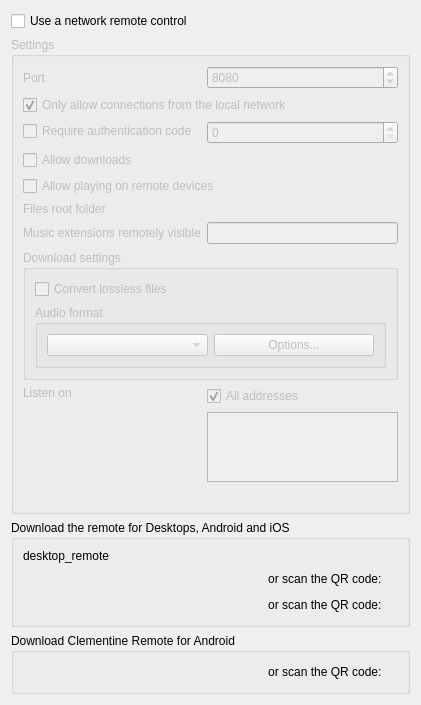
The window that src/ui/networkremotesettingspage.ui (clementine-player/Clementine) describes before a commit, drawn with Qt 5.
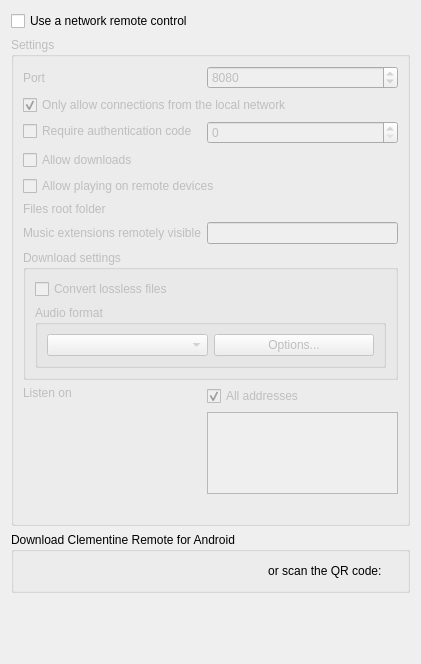
The same window after the commit. Icons and pictures are not drawn. Custom widgets are drawn as their Qt base class.

Commit message:
Drop ClemRemote's links from the remote control settings
Clementine Remote is now released on Google Play, so the settings link to
it alone. Remove the section offering ClemRemote, the alternative remote
for desktops, Android and iOS: its links, store badges and QR codes, and
the images only it used.

Release-note: The remote control settings no longer link to ClemRemote, the alternative remote app.
Claude-Session: https://claude.ai/code/session_019YxYNRyFX8NX56p3GfHS8u

The edit to the form file:
```diff
--- a/src/ui/networkremotesettingspage.ui
+++ b/src/ui/networkremotesettingspage.ui
@@ -254,169 +254,6 @@
      </layout>
     </widget>
    </item>
-   <item>
-    <widget class="QGroupBox" name="groupBox_2">
-     <property name="title">
-      <string>Download the remote for Desktops, Android and iOS</string>
-     </property>
-     <layout class="QVBoxLayout" name="verticalLayout">
-      <item>
-       <widget class="QLabel" name="desktop_remote">
-        <property name="text">
-         <string>desktop_remote</string>
-        </property>
-       </widget>
-      </item>
-      <item>
-       <layout class="QHBoxLayout" name="horizontalLayout_2">
-        <item>
-         <spacer name="horizontalSpacer_3">
-          <property name="orientation">
-           <enum>Qt::Horizontal</enum>
-          </property>
-          <property name="sizeType">
-           <enum>QSizePolicy::Preferred</enum>
-          </property>
-          <property name="sizeHint" stdset="0">
-           <size>
-            <width>40</width>
-            <height>20</height>
-           </size>
-          </property>
-         </spacer>
-        </item>
-        <item>
-         <widget class="QLabel" name="play_store_2">
-          <property name="cursor">
-           <cursorShape>PointingHandCursor</cursorShape>
-          </property>
-          <property name="alignment">
-           <set>Qt::AlignCenter</set>
-          </property>
-         </widget>
-        </item>
-        <item>
-         <spacer name="horizontalSpacer_4">
-          <property name="orientation">
-           <enum>Qt::Horizontal</enum>
-          </property>
-          <property name="sizeHint" stdset="0">
-           <size>
-            <width>40</width>
-            <height>20</height>
-           </size>
-          </property>
-         </spacer>
-        </item>
-        <item>
-         <widget class="QLabel" name="label_5">
-          <property name="text">
-           <string>or scan the QR code: </string>
-          </property>
-          <property name="alignment">
-           <set>Qt::AlignCenter</set>
-          </property>
-         </widget>
-        </item>
-        <item>
-         <widget class="QLabel" name="android_app_qr_2">
-          <property name="maximumSize">
-           <size>
-            <width>150</width>
-            <height>150</height>
-           </size>
-          </property>
-          <property name="pixmap">
-           <pixmap resource="../../data/data.qrc">:/clem_remote_android_qr.png</pixmap>
-          </property>
-          <property name="scaledContents">
-           <bool>true</bool>
-          </property>
-          <property name="alignment">
-           <set>Qt::AlignCenter</set>
-          </property>
-         </widget>
-        </item>
-       </layout>
-      </item>
-      <item>
-       <layout class="QHBoxLayout" name="horizontalLayout_3">
-        <item>
-         <spacer name="horizontalSpacer_5">
-          <property name="orientation">
-           <enum>Qt::Horizontal</enum>
-          </property>
-          <property name="sizeType">
-           <enum>QSizePolicy::Preferred</enum>
-          </property>
-          <property name="sizeHint" stdset="0">
-           <size>
-            <width>40</width>
-            <height>20</height>
-           </size>
-          </property>
-         </spacer>
-        </item>
-        <item>
-         <widget class="QLabel" name="apple_store">
-          <property name="cursor">
-           <cursorShape>PointingHandCursor</cursorShape>
-          </property>
-          <property name="pixmap">
-           <pixmap resource="../../data/data.qrc">:/en_available_apple_store_45.png</pixmap>
-          </property>
-          <property name="alignment">
-           <set>Qt::AlignCenter</set>
-          </property>
-         </widget>
-        </item>
-        <item>
-         <spacer name="horizontalSpacer_6">
-          <property name="orientation">
-           <enum>Qt::Horizontal</enum>
-          </property>
-          <property name="sizeHint" stdset="0">
-           <size>
-            <width>40</width>
-            <height>20</height>
-           </size>
-          </property>
-         </spacer>
-        </item>
-        <item>
-         <widget class="QLabel" name="label_6">
-          <property name="text">
-           <string>or scan the QR code: </string>
-          </property>
-          <property name="alignment">
-           <set>Qt::AlignCenter</set>
-          </property>
-         </widget>
-        </item>
-        <item>
-         <widget class="QLabel" name="iOS_app_qr">
-          <property name="maximumSize">
-           <size>
-            <width>150</width>
-            <height>150</height>
-           </size>
-          </property>
-          <property name="pixmap">
-           <pixmap resource="../../data/data.qrc">:/clem_remote_iOS_qr.png</pixmap>
-          </property>
-          <property name="scaledContents">
-           <bool>true</bool>
-          </property>
-          <property name="alignment">
-           <set>Qt::AlignCenter</set>
-          </property>
-         </widget>
-        </item>
-       </layout>
-      </item>
-     </layout>
-    </widget>
-   </item>
    <item>
     <widget class="QGroupBox" name="groupBox">
      <property name="title">
```
The commit also changes 6 other files.
